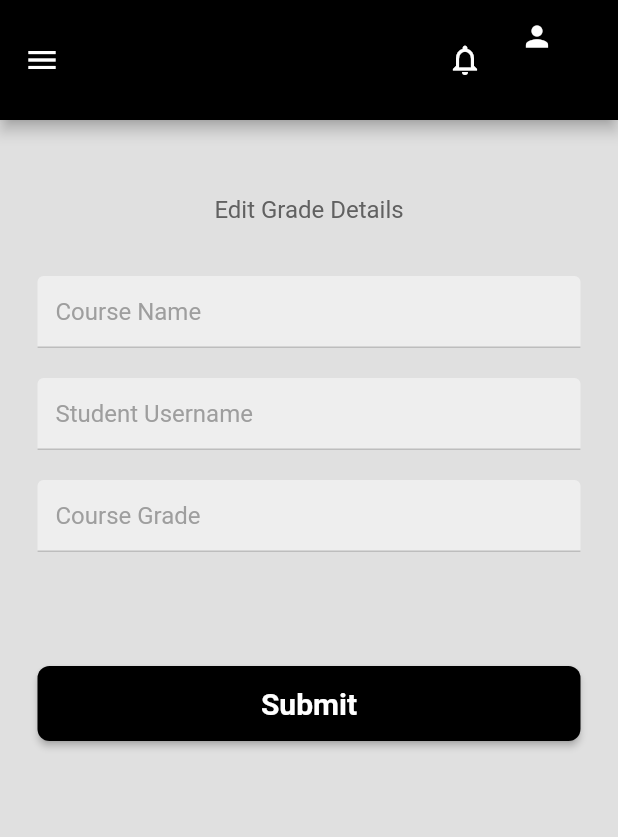
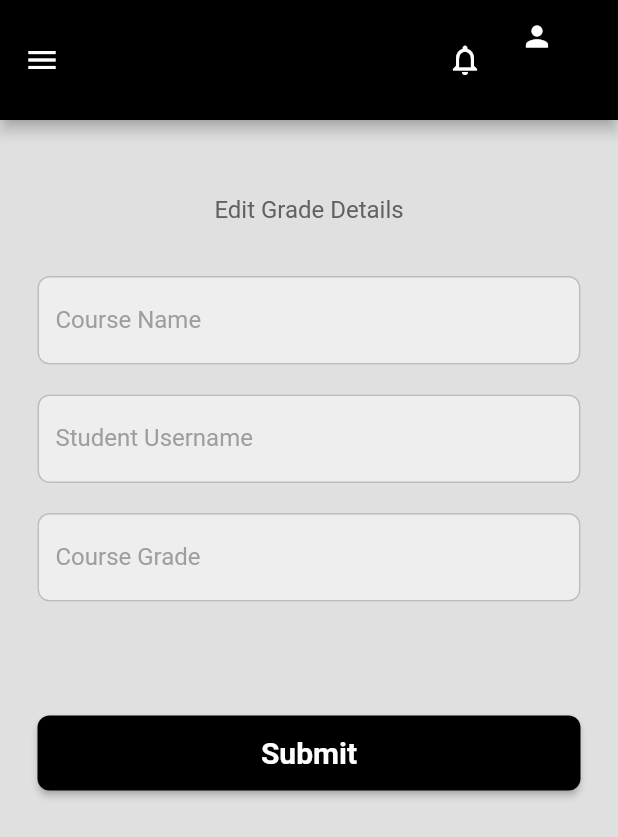
Before and after one commit to AayushiBansal22/moodle, a Flutter app: the EditGrade screen opened directly with empty values, in the side drawer, after a tap on the "person" icon, on a phone screen of 412 x 824 dp. Shown: the top 837 px of the screen. Run offline on Flutter 3.47's test engine with Material 2 defaults, Android fonts, the phone set to English and light mode, and no system bars; our stand-ins replace cloud_firestore, dio, file_picker, firebase_auth, firebase_core, firebase_messaging and 5 more; accounts and stored records are empty.

Commit message:
Grade Editing

```diff
--- a/lib/notifications.dart
+++ b/lib/notifications.dart
@@ -25,7 +25,7 @@ class _NotificationsState extends State<Notifications> {
           child: ElevatedButton(
             style: ElevatedButton.styleFrom(
               backgroundColor: Colors.black,
-              maximumSize: const Size(140, 38),
+              maximumSize: const Size(142, 38),
               shape: RoundedRectangleBorder(
                   borderRadius: BorderRadius.circular(8)
               ),
--- a/lib/notificationsDisplay.dart
+++ b/lib/notificationsDisplay.dart
@@ -36,10 +36,6 @@ class NotificationsDisplay extends StatelessWidget {
                 ),
                 child: Column(
                   children: [
-                    /*Image.asset(
-                        course.image,
-                        height: 100,
-                    ),*/
                     Text(
                       display['title'],
                       style: const TextStyle(
--- a/lib/sidebar_pages/grades_pages/editGrade.dart
+++ b/lib/sidebar_pages/grades_pages/editGrade.dart
@@ -20,6 +20,23 @@ class _EditGradeState extends State<EditGrade> {
   String errorMessage = '';
   bool isLoading = false;
   final GlobalKey<FormState> _key = GlobalKey<FormState>();
+
+  @override
+  void initState() {
+    super.initState();
+    fetchDocumentData();
+  }
+
+  Future<void> fetchDocumentData() async {
+    DocumentSnapshot documentSnapshot = await FirebaseFirestore.instance.collection('grades').doc(widget.docId).get();
+    Map<String, dynamic> documentData = documentSnapshot.data() as Map<String, dynamic>;
+
+    setState(() {
+      titleController.text = documentData['title'];
+      usernameController.text = documentData['username'];
+      gradeController.text = documentData['grade'];
+    });
+  }
 
   @override
   Widget build(BuildContext context) {
@@ -46,7 +63,7 @@ class _EditGradeState extends State<EditGrade> {
                   child: TextFormField(
                     controller: titleController,
                     validator: (value){
-                      if(value == null || value!.isEmpty){
+                      if(value == null || value.isEmpty){
                         return 'Course Name is required';
                       }
                       return null;
@@ -56,13 +73,15 @@ class _EditGradeState extends State<EditGrade> {
                     },
                     obscureText: false,
                     decoration: InputDecoration(
-                      hintText: 'Course Name',
-                      hintStyle: TextStyle(color: Colors.grey[500]),
-                      enabledBorder: UnderlineInputBorder(
-                          borderSide: BorderSide(color: Colors.grey.shade400)
+                      labelText: 'Course Name',
+                      labelStyle: TextStyle(color: Colors.grey[500]),
+                      enabledBorder: OutlineInputBorder(
+                        borderSide: BorderSide(color: Colors.grey.shade400),
+                        borderRadius: BorderRadius.circular(8),
                       ),
-                      focusedBorder: UnderlineInputBorder(
-                          borderSide: BorderSide(color: Colors.white)
+                      focusedBorder: OutlineInputBorder(
+                        borderSide: BorderSide(color: Colors.grey.shade700),
+                        borderRadius: BorderRadius.circular(8),
                       ),
                       fillColor: Colors.grey[200],
                       filled: true,
@@ -75,7 +94,7 @@ class _EditGradeState extends State<EditGrade> {
                   child: TextFormField(
                     controller: usernameController,
                     validator: (value){
-                      if(value == null || value!.isEmpty){
+                      if(value == null || value.isEmpty){
                         return 'Student Username is required';
                       }
                       return null;
@@ -85,13 +104,15 @@ class _EditGradeState extends State<EditGrade> {
                     },
                     obscureText: false,
                     decoration: InputDecoration(
-                      hintText: 'Student Username',
-                      hintStyle: TextStyle(color: Colors.grey[500]),
-                      enabledBorder: UnderlineInputBorder(
-                          borderSide: BorderSide(color: Colors.grey.shade400)
+                      labelText: 'Student Username',
+                      labelStyle: TextStyle(color: Colors.grey[500]),
+                      enabledBorder: OutlineInputBorder(
+                        borderSide: BorderSide(color: Colors.grey.shade400),
+                        borderRadius: BorderRadius.circular(8),
                       ),
-                      focusedBorder: UnderlineInputBorder(
-                          borderSide: BorderSide(color: Colors.white)
+                      focusedBorder: OutlineInputBorder(
+                        borderSide: BorderSide(color: Colors.grey.shade700),
+                        borderRadius: BorderRadius.circular(8),
                       ),
                       fillColor: Colors.grey[200],
                       filled: true,
@@ -115,13 +136,15 @@ class _EditGradeState extends State<EditGrade> {
                     },
                     obscureText: false,
                     decoration: InputDecoration(
-                      hintText: 'Course Grade',
-                      hintStyle: TextStyle(color: Colors.grey[500]),
-                      enabledBorder: UnderlineInputBorder(
-                          borderSide: BorderSide(color: Colors.grey.shade400)
+                      labelText: 'Course Grade',
+                      labelStyle: TextStyle(color: Colors.grey[500]),
+                      enabledBorder: OutlineInputBorder(
+                        borderSide: BorderSide(color: Colors.grey.shade400),
+                        borderRadius: BorderRadius.circular(8),
                       ),
-                      focusedBorder: UnderlineInputBorder(
-                          borderSide: BorderSide(color: Colors.white)
+                      focusedBorder: OutlineInputBorder(
+                        borderSide: BorderSide(color: Colors.grey.shade700),
+                        borderRadius: BorderRadius.circular(8),
                       ),
                       fillColor: Colors.grey[200],
                       filled: true,
```
